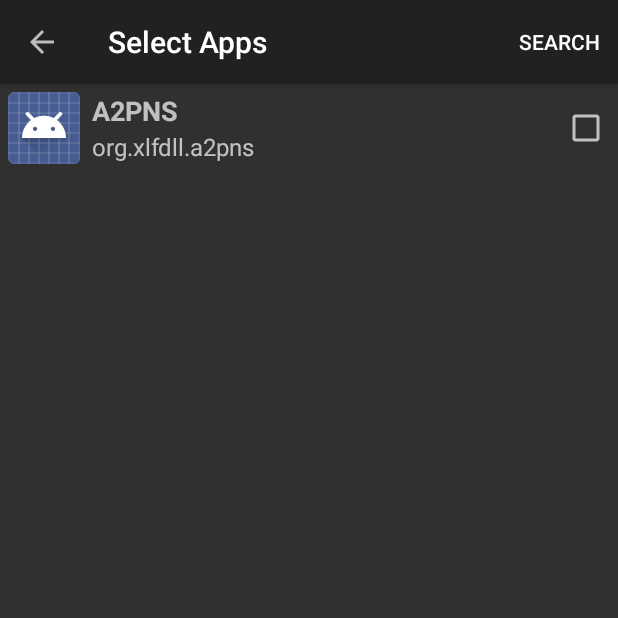
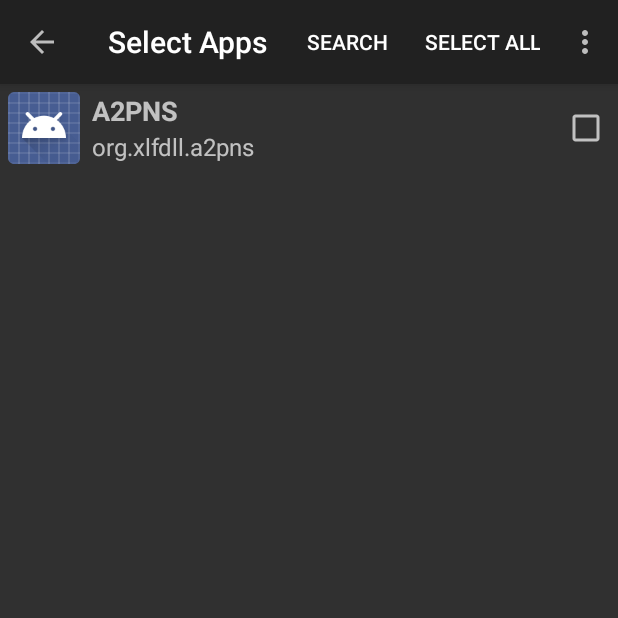
Before and after one commit to bi119aTe5hXk/A2IPNS, an Android app: the AppListActivity screen opened directly, with no data from a screen before it, on a phone screen of 412 x 824 dp, the top half of it. Run offline under Robolectric (Android 15) with nearby library versions, the phone set to English and light mode, and no system bars; our stand-ins replace Volley.

Commit message:
Added "Select All" and "Clear All" actions in App List activity

```diff
--- a/Android/app/src/main/java/org/xlfdll/a2pns/AppListActivity.kt
+++ b/Android/app/src/main/java/org/xlfdll/a2pns/AppListActivity.kt
@@ -54,7 +54,7 @@ class AppListActivity : AppCompatActivity() {
     override fun onCreateOptionsMenu(menu: Menu?): Boolean {
         menuInflater.inflate(R.menu.action_bar_app_list, menu)
 
-        val menuItem = menu?.findItem(R.id.search)
+        var menuItem = menu?.findItem(R.id.search)
         val searchView = menuItem?.actionView as SearchView
 
         menuItem.setOnMenuItemClickListener {
@@ -86,6 +86,29 @@ class AppListActivity : AppCompatActivity() {
                 return true
             }
         })
+
+        menuItem = menu?.findItem(R.id.selectAll)
+        menuItem?.setOnMenuItemClickListener {
+            for (info in installedPackages) {
+                if (!selectedApps.contains(info.packageName)) {
+                    selectedApps.add(info.packageName)
+                }
+            }
+
+            appListRecyclerView.adapter?.notifyDataSetChanged()
+
+            true
+        }
+
+        menuItem = menu?.findItem(R.id.clearAll)
+        menuItem?.isEnabled = selectedApps.size > 0
+        menuItem?.setOnMenuItemClickListener {
+            selectedApps.clear()
+
+            appListRecyclerView.adapter?.notifyDataSetChanged()
+
+            true
+        }
 
         return super.onCreateOptionsMenu(menu)
     }
--- a/Android/app/src/main/java/org/xlfdll/a2pns/MainActivity.kt
+++ b/Android/app/src/main/java/org/xlfdll/a2pns/MainActivity.kt
@@ -79,13 +79,13 @@ class MainActivity : AppCompatActivity() {
             // App settings
             AppHelper.init(applicationContext)
 
-            initNotificationList()
-
             // Update APNS authentication token
             ViewHelper.updateAPNSAuthToken(this)
 
             AppHelper.isLaunched = true
         }
+
+        initNotificationList()
 
         enableSwitch.isChecked = AppHelper.Settings.getBoolean(getString(R.string.pref_key_enable_service), false)
     }
--- a/Android/app/src/main/res/menu/action_bar_app_list.xml
+++ b/Android/app/src/main/res/menu/action_bar_app_list.xml
@@ -4,4 +4,10 @@
           android:title="@string/action_search"
           app:showAsAction="collapseActionView|ifRoom"
           app:actionViewClass="android.widget.SearchView"/>
+    <item android:id="@+id/selectAll"
+          android:title="@string/action_select_all"
+          app:showAsAction="collapseActionView|ifRoom"/>
+    <item android:id="@+id/clearAll"
+          android:title="@string/action_clear_all"
+          app:showAsAction="collapseActionView|ifRoom"/>
 </menu>
--- a/Android/app/src/main/res/values/strings.xml
+++ b/Android/app/src/main/res/values/strings.xml
@@ -7,6 +7,8 @@
 
     <string name="action_settings">Settings</string>
     <string name="action_search">Search</string>
+    <string name="action_select_all">Select All</string>
+    <string name="action_clear_all">Clear All</string>
 
     <string name="notification_channel_name">Android to Push Notification Service</string>
     <string name="notification_channel_description">Android to Push Notification Service</string>
```
